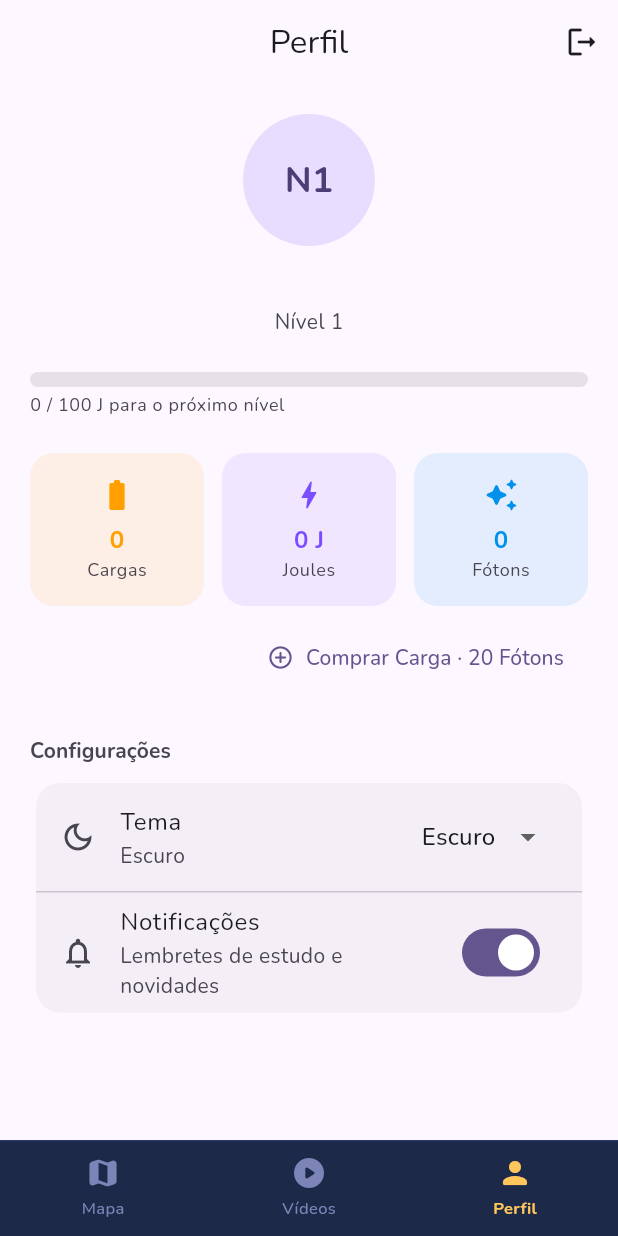
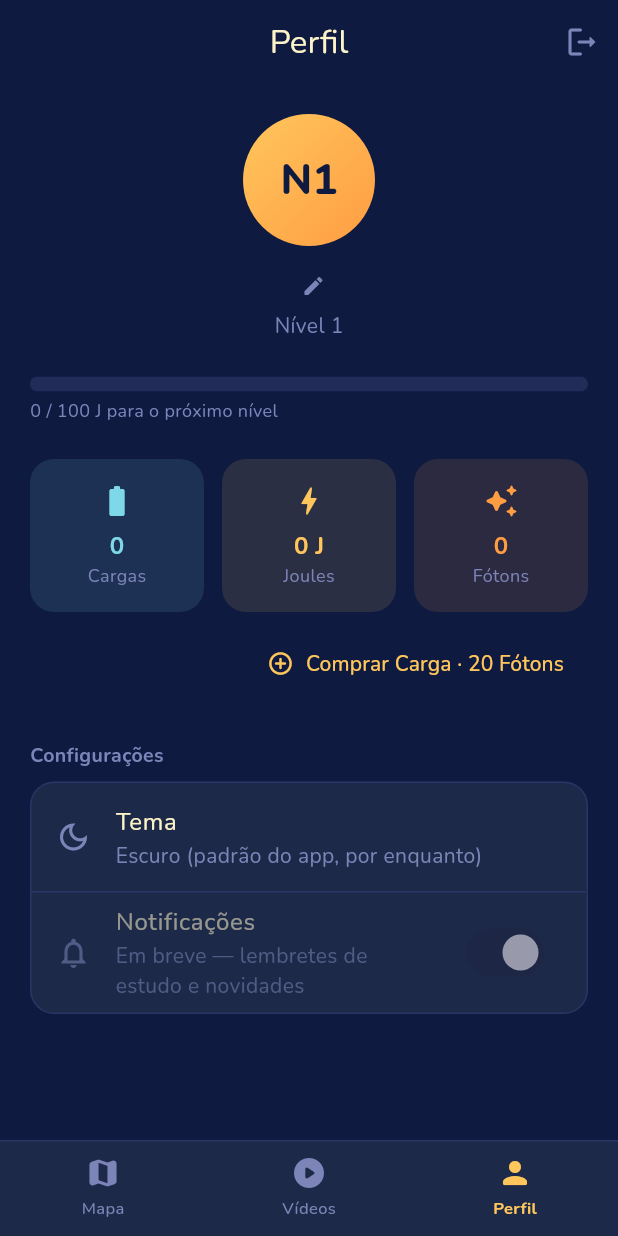
Before and after one commit to jonathanFesan/levelup-fis-frontend, a Flutter app: the ProfileScreen screen opened by its route, on a phone screen of 412 x 824 dp. Run offline on Flutter 3.47's test engine with Material 3 defaults, Android fonts, the light colour scheme and no system bars; our stand-ins replace connectivity_plus, flutter_dotenv, flutter_riverpod, go_router, google_fonts, shared_preferences; accounts and stored records are empty.

Commit message:
Refinamento pre-testes reais: trava de desbloqueio por nivel+sequencia, Perfil no tema do app com nome editavel, mensagem Quase la em modulo bloqueado

```diff
--- a/lib/data/repositories/game_repository.dart
+++ b/lib/data/repositories/game_repository.dart
@@ -145,11 +145,13 @@ class GameRepository {
     int? xp,
     int? moedas,
     int? vidas,
+    String? nome,
   }) async {
     final body = <String, dynamic>{};
     if (xp != null) body['xp'] = xp;
     if (moedas != null) body['moedas'] = moedas;
     if (vidas != null) body['vidas'] = vidas;
+    if (nome != null) body['nome'] = nome;
 
     await http.patch(
       Uri.parse('$baseUrl/profile/$userId'),
--- a/lib/presentation/screens/profile_screen.dart
+++ b/lib/presentation/screens/profile_screen.dart
@@ -6,6 +6,7 @@ import '../../core/constants/app_constants.dart';
 import '../../domain/providers/auth_provider.dart';
 import '../../domain/providers/settings_provider.dart';
 import '../../domain/providers/user_provider.dart';
+import '../theme/app_colors.dart';
 import '../widgets/app_bottom_nav_bar.dart';
 
 /// Tela de Perfil — LevelUp Fís
@@ -13,14 +14,22 @@ import '../widgets/app_bottom_nav_bar.dart';
 /// Consome userProvider, mostra Joules, Fótons, Cargas e nível
 /// (nomenclatura temática — mesmo dado de xp/moedas/vidas por baixo,
 /// ver user_model.dart).
-/// Inclui ação de logout via authProvider e uma seção de Configurações
-/// (tema e notificações, via settingsProvider — ver esse arquivo pra
-/// entender por que essas preferências são só locais por enquanto).
 ///
-/// Nesta sessão: a seção de vídeos virou tela própria (VideosScreen,
-/// rota /videos) em vez de ficar embutida aqui — o placeholder que
-/// existia foi substituído pela seção de Configurações. A navegação
-/// entre Mapa/Vídeos/Perfil agora usa a AppBottomNavBar compartilhada.
+/// REESCRITA nesta sessão (Item 4 do refinamento pré-testes reais):
+/// - Visual agora usa AppColors (mesma paleta dark de Mapa/Vídeos) em
+///   vez do Theme.of(context) padrão do Material — a tela destoava do
+///   resto do app antes disso.
+/// - Mostra o nome de exibição do aluno (user.nomeExibicao) em vez do
+///   e-mail, com edição inline (contas antigas não têm nome cadastrado
+///   ainda — ver sql/007_nome_perfil.sql).
+/// - Configurações: os controles de Tema e Notificações não tinham
+///   efeito real nenhum no app (só salvavam uma preferência que nada
+///   lia depois — ver settings_provider.dart). Em vez de manter uma UI
+///   que parece funcionar mas não funciona, o Tema virou informativo
+///   (o app é dark-only por design hoje) e Notificações ficou marcado
+///   como "Em breve" — ambos documentados, nenhum finge fazer algo que
+///   não faz. Ver nota em settings_provider.dart pra como ligar de
+///   verdade no futuro.
 class ProfileScreen extends ConsumerStatefulWidget {
   const ProfileScreen({super.key});
 
@@ -37,22 +46,81 @@ class _ProfileScreenState extends ConsumerState<ProfileScreen> {
     });
   }
 
+  Future<void> _editarNome() async {
+    final user = ref.read(userProvider).user;
+    if (user == null) return;
+
+    final controller = TextEditingController(
+      text: (user.nome != null && user.nome!.trim().isNotEmpty)
+          ? user.nome
+          : '',
+    );
+
+    final novoNome = await showDialog<String>(
+      context: context,
+      builder: (context) => AlertDialog(
+        backgroundColor: AppColors.card,
+        shape: RoundedRectangleBorder(borderRadius: BorderRadius.circular(20)),
+        title: const Text('Seu nome', style: TextStyle(color: AppColors.cream)),
+        content: TextField(
+          controller: controller,
+          autofocus: true,
+          style: const TextStyle(color: AppColors.cream),
+          maxLength: 40,
+          decoration: const InputDecoration(
+            hintText: 'Como podemos te chamar?',
+            hintStyle: TextStyle(color: AppColors.muted),
+            enabledBorder: UnderlineInputBorder(
+              borderSide: BorderSide(color: AppColors.divider),
+            ),
+            focusedBorder: UnderlineInputBorder(
+              borderSide: BorderSide(color: AppColors.gold),
+            ),
+          ),
+          onSubmitted: (value) => Navigator.of(context).pop(value.trim()),
+        ),
+        actions: [
+          TextButton(
+            onPressed: () => Navigator.of(context).pop(),
+            child: const Text('Cancelar', style: TextStyle(color: AppColors.muted)),
+          ),
+          TextButton(
+            onPressed: () => Navigator.of(context).pop(controller.text.trim()),
+            child: const Text('Salvar', style: TextStyle(color: AppColors.gold)),
+          ),
+        ],
+      ),
+    );
+
+    if (novoNome == null || novoNome.isEmpty || !mounted) return;
+
+    final ok = await ref.read(userProvider.notifier).atualizarNome(novoNome);
+    if (!mounted) return;
+    if (!ok) {
+      ScaffoldMessenger.of(context).showSnackBar(
+        const SnackBar(content: Text('Não foi possível salvar o nome agora.')),
+      );
+    }
+  }
+
   @override
   Widget build(BuildContext context) {
     final userState = ref.watch(userProvider);
-    final authState = ref.watch(authProvider);
-    final theme = Theme.of(context);
     final user = userState.user;
 
     final xpNoNivel = (user?.xp ?? 0) % AppConstants.xpPorNivel;
     final progresso = xpNoNivel / AppConstants.xpPorNivel;
 
     return Scaffold(
+      backgroundColor: AppColors.bg,
       appBar: AppBar(
-        title: const Text('Perfil'),
+        backgroundColor: AppColors.bg,
+        elevation: 0,
+        foregroundColor: AppColors.cream,
+        title: const Text('Perfil', style: TextStyle(color: AppColors.cream)),
         actions: [
           IconButton(
-            icon: const Icon(Icons.logout_rounded),
+            icon: const Icon(Icons.logout_rounded, color: AppColors.muted),
             tooltip: 'Sair',
             onPressed: () {
               ref.read(authProvider.notifier).logout();
@@ -62,7 +130,9 @@ class _ProfileScreenState extends ConsumerState<ProfileScreen> {
         ],
       ),
       body: userState.isLoading
-          ? const Center(child: CircularProgressIndicator())
+          ? const Center(
+              child: CircularProgressIndicator(color: AppColors.gold),
+            )
           : userState.errorMessage != null
               ? Center(
                   child: Padding(
@@ -70,13 +140,20 @@ class _ProfileScreenState extends ConsumerState<ProfileScreen> {
                     child: Column(
                       mainAxisSize: MainAxisSize.min,
                       children: [
-                        Icon(Icons.error_outline,
-                            size: 48, color: theme.colorScheme.error),
+                        const Icon(Icons.error_outline,
+                            size: 48, color: AppColors.error),
                         const SizedBox(height: 12),
-                        Text(userState.errorMessage!,
-                            textAlign: TextAlign.center),
+                        Text(
+                          userState.errorMessage!,
+                          textAlign: TextAlign.center,
+                          style: const TextStyle(color: AppColors.cream),
+                        ),
                         const SizedBox(height: 16),
                         FilledButton(
+                          style: FilledButton.styleFrom(
+                            backgroundColor: AppColors.gold,
+                            foregroundColor: AppColors.bg,
+                          ),
                           onPressed: () =>
                               ref.read(userProvider.notifier).loadProfile(),
                           child: const Text('Tentar novamente'),
@@ -92,28 +169,51 @@ class _ProfileScreenState extends ConsumerState<ProfileScreen> {
                       Center(
                         child: Column(
                           children: [
-                            CircleAvatar(
-                              radius: 44,
-                              backgroundColor: theme.colorScheme.primaryContainer,
+                            Container(
+                              width: 88,
+                              height: 88,
+                              decoration: const BoxDecoration(
+                                shape: BoxShape.circle,
+                                gradient: LinearGradient(
+                                  colors: [AppColors.gold, AppColors.goldDeep],
+                                  begin: Alignment.topLeft,
+                                  end: Alignment.bottomRight,
+                                ),
+                              ),
+                              alignment: Alignment.center,
                               child: Text(
                                 'N${user?.nivel ?? 1}',
-                                style: theme.textTheme.headlineSmall?.copyWith(
-                                  fontWeight: FontWeight.bold,
-                                  color: theme.colorScheme.onPrimaryContainer,
+                                style: const TextStyle(
+                                  fontSize: 28,
+                                  fontWeight: FontWeight.w800,
+                                  color: AppColors.bg,
                                 ),
                               ),
                             ),
-                            const SizedBox(height: 12),
-                            Text(
-                              authState.email ?? user?.email ?? '',
-                              style: theme.textTheme.titleMedium,
+                            const SizedBox(height: 14),
+                            GestureDetector(
+                              onTap: _editarNome,
+                              child: Row(
+                                mainAxisSize: MainAxisSize.min,
+                                children: [
+                                  Text(
+                                    user?.nomeExibicao ?? '',
+                                    style: const TextStyle(
+                                      color: AppColors.cream,
+                                      fontSize: 18,
+                                      fontWeight: FontWeight.w700,
+                                    ),
+                                  ),
+                                  const SizedBox(width: 6),
+                                  const Icon(Icons.edit_rounded,
+                                      size: 16, color: AppColors.muted),
+                                ],
+                              ),
                             ),
                             const SizedBox(height: 4),
                             Text(
                               'Nível ${user?.nivel ?? 1}',
-                              style: theme.textTheme.bodyMedium?.copyWith(
-                                color: theme.colorScheme.onSurfaceVariant,
-                              ),
+                              style: const TextStyle(color: AppColors.muted),
                             ),
                           ],
                         ),
@@ -124,16 +224,16 @@ class _ProfileScreenState extends ConsumerState<ProfileScreen> {
                         child: LinearProgressIndicator(
                           value: progresso.clamp(0, 1),
                           minHeight: 10,
-                          backgroundColor:
-                              theme.colorScheme.surfaceContainerHighest,
-                          color: theme.colorScheme.primary,
+                          backgroundColor: AppColors.lockedFill,
+                          color: AppColors.gold,
                         ),
                       ),
                       const SizedBox(height: 4),
                       Text(
                         '$xpNoNivel / ${AppConstants.xpPorNivel} J para o próximo nível',
-                        style: theme.textTheme.bodySmall?.copyWith(
-                          color: theme.colorScheme.onSurfaceVariant,
+                        style: const TextStyle(
+                          color: AppColors.muted,
+                          fontSize: 12,
                         ),
                       ),
                       const SizedBox(height: 24),
@@ -142,7 +242,7 @@ class _ProfileScreenState extends ConsumerState<ProfileScreen> {
                           Expanded(
                             child: _StatCard(
                               icon: Icons.battery_full_rounded,
-                              color: Colors.amber.shade700,
+                              color: const Color(0xFF7FD8E8),
                               label: 'Cargas',
                               value: '${user?.cargas ?? 0}',
                             ),
@@ -151,7 +251,7 @@ class _ProfileScreenState extends ConsumerState<ProfileScreen> {
                           Expanded(
                             child: _StatCard(
                               icon: Icons.bolt_rounded,
-                              color: Colors.deepPurpleAccent,
+                              color: AppColors.gold,
                               label: 'Joules',
                               value: '${user?.joules ?? 0} J',
                             ),
@@ -160,7 +260,7 @@ class _ProfileScreenState extends ConsumerState<ProfileScreen> {
                           Expanded(
                             child: _StatCard(
                               icon: Icons.auto_awesome_rounded,
-                              color: Colors.lightBlueAccent.shade700,
+                              color: AppColors.goldDeep,
                               label: 'Fótons',
                               value: '${user?.fotons ?? 0}',
                             ),
@@ -188,6 +288,9 @@ class _ProfileScreenState extends ConsumerState<ProfileScreen> {
                                 ),
                               );
                             },
+                            style: TextButton.styleFrom(
+                              foregroundColor: AppColors.gold,
+                            ),
                             icon: const Icon(Icons.add_circle_outline_rounded,
                                 size: 18),
                             label: const Text('Comprar Carga · 20 Fótons'),
@@ -195,11 +298,12 @@ class _ProfileScreenState extends ConsumerState<ProfileScreen> {
                         ),
                       ],
                       const SizedBox(height: 28),
-                      Text(
+                      const Text(
                         'Configurações',
-                        style: theme.textTheme.titleSmall?.copyWith(
-                          color: theme.colorScheme.onSurfaceVariant,
+                        style: TextStyle(
+                          color: AppColors.muted,
                           fontWeight: FontWeight.w700,
+                          fontSize: 13,
                         ),
                       ),
                       const SizedBox(height: 8),
@@ -226,86 +330,60 @@ class _ProfileScreenState extends ConsumerState<ProfileScreen> {
   }
 }
 
-/// Card de Configurações — tema e notificações.
+/// Card de Configurações — Tema e Notificações.
 ///
-/// Consome settingsProvider (preferências locais do dispositivo, ver
-/// domain/providers/settings_provider.dart). O toggle de tema aqui é só
-/// "escuro/claro/sistema" salvo localmente; a UI do app hoje usa
-/// AppColors fixo em várias telas (map_screen.dart, etc.) em vez do
-/// Theme.of(context), então um tema "claro" de verdade exigiria revisar
-/// essas telas também — fora do escopo desta sessão. Deixei o toggle
-/// funcional e persistente, mas avisando isso pro time não se surpreender
-/// se o restante do app não mudar de cor imediatamente.
+/// Tema: o app usa uma paleta escura fixa (AppColors) em todas as
+/// telas hoje — não existe tema claro implementado de verdade ainda,
+/// então em vez de expor um seletor que não muda nada visualmente,
+/// isto mostra o estado real de forma honesta.
+///
+/// Notificações: ainda não existe nenhum sistema de notificação por
+/// trás (nem local, nem push) — o toggle antigo salvava uma preferência
+/// que nada lia depois. Marcado "Em breve" até essa funcionalidade
+/// existir de verdade.
 class _SettingsCard extends ConsumerWidget {
   const _SettingsCard();
 
   @override
   Widget build(BuildContext context, WidgetRef ref) {
     final settings = ref.watch(settingsProvider);
-    final theme = Theme.of(context);
 
-    return Card(
-      elevation: 0,
-      color: theme.colorScheme.surfaceContainerHighest.withValues(alpha: 0.4),
-      shape: RoundedRectangleBorder(
+    return Container(
+      decoration: BoxDecoration(
+        color: AppColors.card,
         borderRadius: BorderRadius.circular(16),
+        border: Border.all(color: AppColors.divider),
       ),
       child: Column(
         children: [
-          ListTile(
-            leading: const Icon(Icons.dark_mode_outlined),
-            title: const Text('Tema'),
-            subtitle: Text(_temaLabel(settings.themeMode)),
-            trailing: DropdownButton<ThemeMode>(
-              value: settings.themeMode,
-              underline: const SizedBox.shrink(),
-              items: const [
-                DropdownMenuItem(
-                  value: ThemeMode.dark,
-                  child: Text('Escuro'),
-                ),
-                DropdownMenuItem(
-                  value: ThemeMode.light,
-                  child: Text('Claro'),
-                ),
-                DropdownMenuItem(
-                  value: ThemeMode.system,
-                  child: Text('Sistema'),
-                ),
-              ],
-              onChanged: (mode) {
-                if (mode != null) {
-                  ref.read(settingsProvider.notifier).setThemeMode(mode);
-                }
-              },
+          const ListTile(
+            leading: Icon(Icons.dark_mode_outlined, color: AppColors.muted),
+            title: Text('Tema', style: TextStyle(color: AppColors.cream)),
+            subtitle: Text(
+              'Escuro (padrão do app, por enquanto)',
+              style: TextStyle(color: AppColors.muted),
             ),
           ),
-          const Divider(height: 1),
-          SwitchListTile(
-            secondary: const Icon(Icons.notifications_outlined),
-            title: const Text('Notificações'),
-            subtitle: const Text('Lembretes de estudo e novidades'),
-            value: settings.notificationsEnabled,
-            onChanged: (enabled) {
-              ref
-                  .read(settingsProvider.notifier)
-                  .setNotificationsEnabled(enabled);
-            },
+          const Divider(height: 1, color: AppColors.divider),
+          Opacity(
+            opacity: 0.55,
+            child: SwitchListTile(
+              secondary: const Icon(Icons.notifications_outlined,
+                  color: AppColors.muted),
+              title: const Text('Notificações',
+                  style: TextStyle(color: AppColors.cream)),
+              subtitle: const Text(
+                'Em breve — lembretes de estudo e novidades',
+                style: TextStyle(color: AppColors.muted),
+              ),
+              value: settings.notificationsEnabled,
+              activeColor: AppColors.gold,
+              onChanged: null,
+            ),
           ),
         ],
       ),
     );
-  }
-
-  String _temaLabel(ThemeMode mode) {
-    switch (mode) {
-      case ThemeMode.dark:
-        return 'Escuro';
-      case ThemeMode.light:
-        return 'Claro';
-      case ThemeMode.system:
-        return 'Sistema';
-    }
   }
 }
 
@@ -324,11 +402,10 @@ class _StatCard extends StatelessWidget {
 
   @override
   Widget build(BuildContext context) {
-    final theme = Theme.of(context);
     return Container(
       padding: const EdgeInsets.symmetric(vertical: 16, horizontal: 8),
       decoration: BoxDecoration(
-        color: color.withValues(alpha: 0.1),
+        color: color.withValues(alpha: 0.12),
         borderRadius: BorderRadius.circular(16),
       ),
       child: Column(
@@ -337,16 +414,15 @@ class _StatCard extends StatelessWidget {
           const SizedBox(height: 6),
           Text(
             value,
-            style: theme.textTheme.titleMedium?.copyWith(
+            style: TextStyle(
               fontWeight: FontWeight.bold,
               color: color,
+              fontSize: 16,
             ),
           ),
           Text(
             label,
-            style: theme.textTheme.bodySmall?.copyWith(
-              color: theme.colorScheme.onSurfaceVariant,
-            ),
+            style: const TextStyle(color: AppColors.muted, fontSize: 12),
           ),
         ],
       ),
--- a/lib/presentation/widgets/module_strip.dart
+++ b/lib/presentation/widgets/module_strip.dart
@@ -30,7 +30,11 @@ class ModuleStrip extends StatelessWidget {
             children: [
               _ModuleBadge(
                 modulo: modulo,
-                onTap: modulo.navegavel ? () => onModuleTap(modulo) : null,
+                // Sempre repassa o toque, mesmo bloqueado — quem decide
+                // o que fazer (rolar até o módulo atual, ou mostrar a
+                // mensagem "Quase lá!") é o MapScreen, que sabe qual é
+                // o módulo aberto hoje e tem contexto pra exibir diálogo.
+                onTap: () => onModuleTap(modulo),
               ),
               if (!isLast)
                 Container(
```
Also changed, not shown: lib/data/models/user_model.dart (+30 -0 lines), lib/domain/models/curriculum.dart (+46 -8 lines), lib/domain/providers/topic_progress_provider.dart (+27 -12 lines), lib/domain/providers/user_provider.dart (+34 -0 lines), lib/presentation/screens/map_screen.dart (+40 -1 lines).
